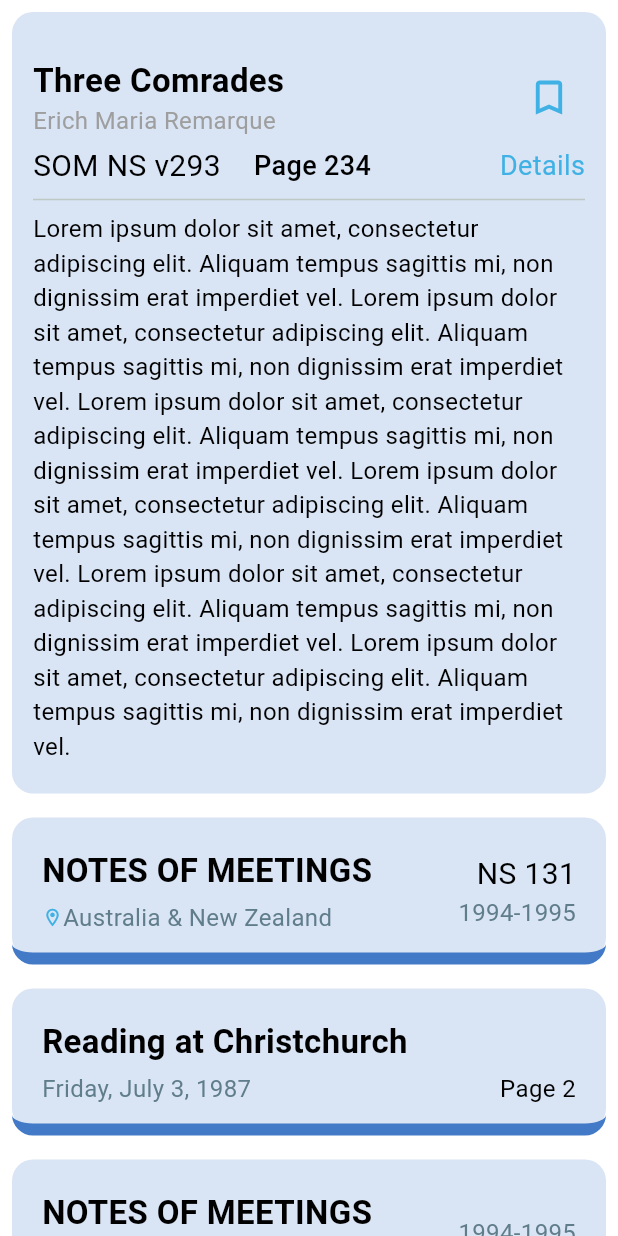
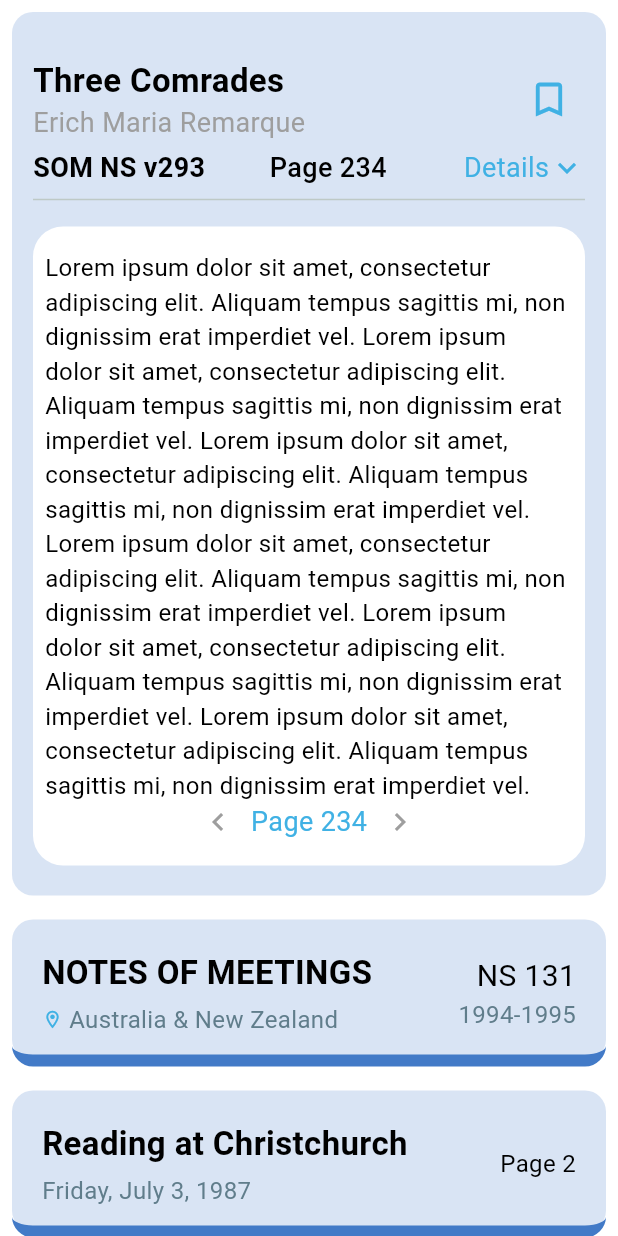
Before and after one commit to toluene5019/test_widgets, a Flutter app: the screen it shows after launch, on a phone screen of 412 x 824 dp. Run offline on Flutter 3.47's test engine with Material 3 defaults, Android fonts, the phone set to English and light mode, and no system bars; our stand-ins replace share_plus.

Commit message:
rework some widgets

```diff
--- a/lib/widgets/content_widget.dart
+++ b/lib/widgets/content_widget.dart
@@ -99,8 +99,9 @@ class ContentWidget extends StatelessWidget {
                 flex: 1,
                 child: Column(
                   crossAxisAlignment: CrossAxisAlignment.end,
+                  mainAxisAlignment: MainAxisAlignment.end,
                   children: [
-                    if (key == ContentWidget.notes)
+                    if (idVolumeText != null)
                       Text(
                         idVolumeText!,
                         style: const TextStyle(
@@ -110,9 +111,11 @@ class ContentWidget extends StatelessWidget {
                       ),
                     Text(
                       yearsOrPageText,
-                      style: const TextStyle(
+                      style: TextStyle(
                         fontSize: 16.0,
-                        color: Colors.blueGrey,
+                        color: idVolumeText != null
+                            ? Colors.blueGrey
+                            : Colors.black,
                       ),
                     ),
                   ],
--- a/lib/widgets/share_text_widget.dart
+++ b/lib/widgets/share_text_widget.dart
@@ -43,7 +43,7 @@ class _ShareTextWidgetState extends State<ShareTextWidget> {
           Row(
             children: [
               Expanded(
-                flex: 5,
+                flex: 4,
                 child: Column(
                   crossAxisAlignment: CrossAxisAlignment.start,
                   children: [
@@ -58,7 +58,7 @@ class _ShareTextWidgetState extends State<ShareTextWidget> {
                     Text(
                       widget.authorName,
                       style: const TextStyle(
-                        fontSize: 16.0,
+                        fontSize: 18.0,
                         color: Colors.grey,
                       ),
                     )
@@ -87,16 +87,16 @@ class _ShareTextWidgetState extends State<ShareTextWidget> {
           Row(
             children: [
               Expanded(
-                flex: 2,
+                flex: 3,
                 child: Column(
                   crossAxisAlignment: CrossAxisAlignment.start,
                   children: [
                     Text(
                       widget.volumeNumberText,
                       style: const TextStyle(
-                        fontSize: 20.0,
+                          fontSize: 18.0,
                           color: Colors.black,
-                      ),
+                          fontWeight: FontWeight.w600),
                     ),
                   ],
                 ),
@@ -118,9 +118,12 @@ class _ShareTextWidgetState extends State<ShareTextWidget> {
                 ),
               ),
               Expanded(
-                flex: 1,
+                flex: 2,
                 child: Column(
                   crossAxisAlignment: CrossAxisAlignment.end,
+                  children: [
+                    Row(
+                      mainAxisAlignment: MainAxisAlignment.end,
                       children: [
                         Text(
                           widget.detailsText,
@@ -129,12 +132,33 @@ class _ShareTextWidgetState extends State<ShareTextWidget> {
                             color: AppColor.iconColor,
                           ),
                         ),
+                        const Icon(
+                          Icons.keyboard_arrow_down,
+                          size: 24.0,
+                          color: AppColor.iconColor,
+                        ),
+                      ],
+                    ),
                   ],
                 ),
               ),
             ],
           ),
           const Divider(),
+          const SizedBox(
+            height: 10,
+          ),
+          Container(
+            padding: const EdgeInsets.symmetric(
+              vertical: 16,
+              horizontal: 8,
+            ),
+            decoration: BoxDecoration(
+              color: Colors.white,
+              borderRadius: BorderRadius.circular(20),
+            ),
+            child: Column(
+              children: [
                 SelectableText(
                   widget.bookText,
                   style: const TextStyle(
@@ -146,6 +170,34 @@ class _ShareTextWidgetState extends State<ShareTextWidget> {
                       selectedText = selection.textInside(widget.bookText);
                     });
                   },
+                ),
+                Row(
+                  mainAxisAlignment: MainAxisAlignment.center,
+                  children: [
+                    const Icon(
+                      Icons.keyboard_arrow_left,
+                      size: 24.0,
+                      color: Colors.grey,
+                    ),
+                    Padding(
+                      padding: const EdgeInsets.symmetric(horizontal: 10),
+                      child: Text(
+                        widget.pageNumberText,
+                        style: const TextStyle(
+                          fontSize: 18.0,
+                          color: AppColor.iconColor,
+                        ),
+                      ),
+                    ),
+                    const Icon(
+                      Icons.keyboard_arrow_right,
+                      size: 24.0,
+                      color: Colors.grey,
+                    ),
+                  ],
+                )
+              ],
+            ),
           ),
           if (selectedText.isNotEmpty)
             Padding(
--- a/lib/widgets_page.dart
+++ b/lib/widgets_page.dart
@@ -29,22 +29,22 @@ class WidgetsPage extends StatelessWidget {
                     'Lorem ipsum dolor sit amet, consectetur adipiscing elit. Aliquam tempus sagittis mi, non dignissim erat imperdiet vel. Lorem ipsum dolor sit amet, consectetur adipiscing elit. Aliquam tempus sagittis mi, non dignissim erat imperdiet vel. Lorem ipsum dolor sit amet, consectetur adipiscing elit. Aliquam tempus sagittis mi, non dignissim erat imperdiet vel. Lorem ipsum dolor sit amet, consectetur adipiscing elit. Aliquam tempus sagittis mi, non dignissim erat imperdiet vel. Lorem ipsum dolor sit amet, consectetur adipiscing elit. Aliquam tempus sagittis mi, non dignissim erat imperdiet vel. Lorem ipsum dolor sit amet, consectetur adipiscing elit. Aliquam tempus sagittis mi, non dignissim erat imperdiet vel.',
                 iconBookmark: Icons.bookmark_border_outlined,
               ),
-              NotesWidget(
-                title: "NOTES OF MEETINGS",
-                locationText: "Australia & New Zealand",
-                idText: 'NS 131',
-                yearsText: '1994-1995',
-                icon: Icons.location_on_outlined,
-                notesBackgroundColor: AppColor.backgroundColor,
-                notesBottomColor: AppColor.bottomColor,
-              ),
-              PagesWidget(
-                pagesTitle: "Reading at Christchurch",
-                pagesDateText: 'Friday, July 3, 1987',
-                pageNumberText: 'Page 2',
-                pageBackgroundColor: AppColor.backgroundColor,
-                pageBottomColor: AppColor.bottomColor,
-              ),
+              // NotesWidget(
+              //   title: "NOTES OF MEETINGS",
+              //   locationText: "Australia & New Zealand",
+              //   idText: 'NS 131',
+              //   yearsText: '1994-1995',
+              //   icon: Icons.location_on_outlined,
+              //   notesBackgroundColor: AppColor.backgroundColor,
+              //   notesBottomColor: AppColor.bottomColor,
+              // ),
+              // PagesWidget(
+              //   pagesTitle: "Reading at Christchurch",
+              //   pagesDateText: 'Friday, July 3, 1987',
+              //   pageNumberText: 'Page 2',
+              //   pageBackgroundColor: AppColor.backgroundColor,
+              //   pageBottomColor: AppColor.bottomColor,
+              // ),
               ContentWidget.notes(
                 title: "NOTES OF MEETINGS",
                 locationOrDateText: "Australia & New Zealand",
```
Lines whose indentation alone changed are shown as unchanged.
